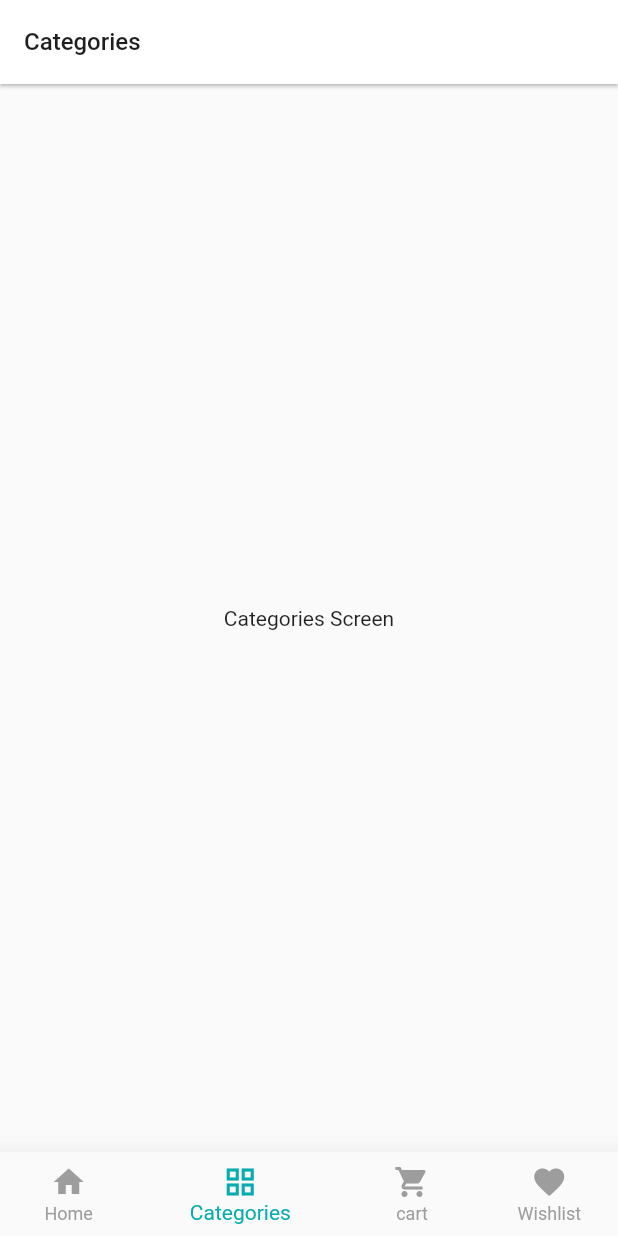
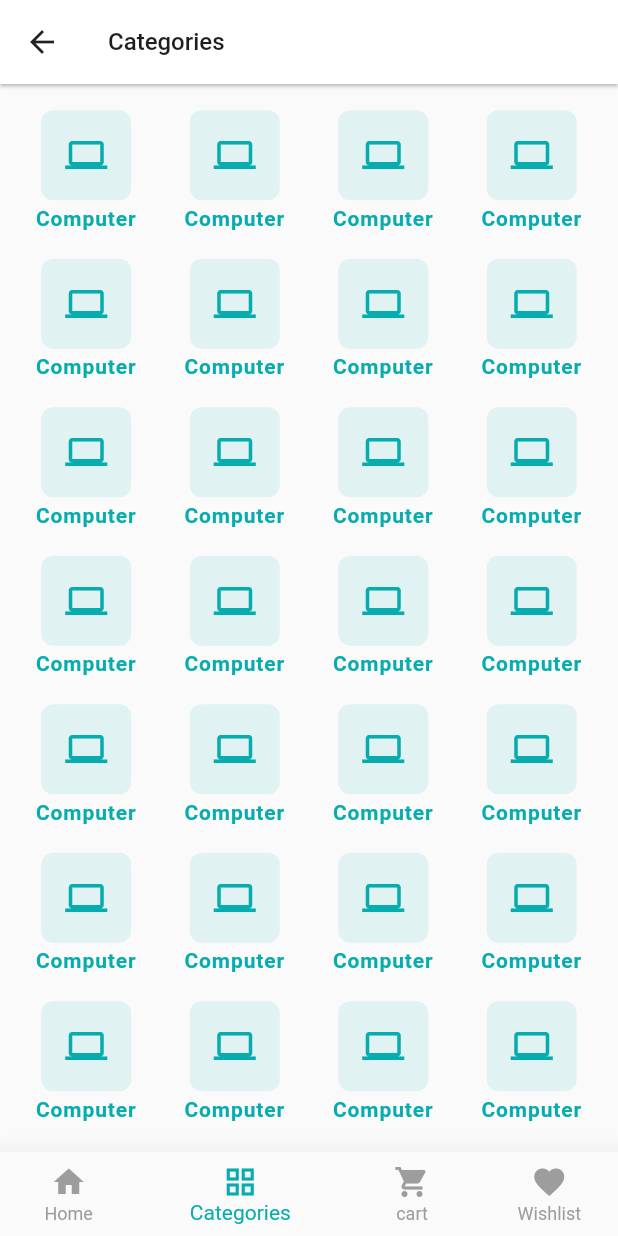
Before and after one commit to imranimo1989/ecommerce_project, a Flutter app: the screen it shows after launch, item 2 of the bottom bar chosen, on a phone screen of 412 x 824 dp. Run offline on Flutter 3.47's test engine with Material 2 defaults, Android fonts, the phone set to English and light mode, and no system bars; our stand-ins replace carousel_slider, get, pin_code_fields; network calls fail.

Commit message:
Home Screen and Categories Ui and GetX controller update

```diff
--- a/lib/main.dart
+++ b/lib/main.dart
@@ -1,3 +1,4 @@
+import 'package:ecommerce_project/ui/state_manager/bottom_navigation_bar_controller.dart';
 import 'package:ecommerce_project/ui/utils/app_colors.dart';
 import 'package:ecommerce_project/ui/utils/theme_builder.dart';
 import 'package:get/get.dart';
@@ -18,6 +19,7 @@ class CraftyBay extends StatelessWidget {
       defaultBrightness: Brightness.light,
       builder: ( context, brightness) {
         return GetMaterialApp(
+          initialBinding: GetXBindings(),
           debugShowCheckedModeBanner: false,
           //themeMode: ThemeMode.light,
 
@@ -61,3 +63,12 @@ class CraftyBay extends StatelessWidget {
     );
   }
 }
+
+class GetXBindings extends Bindings{
+  @override
+  void dependencies() {
+    Get.put(BottomNavigationBarController());
+  }
+
+
+}
--- a/lib/ui/screens/bottom_nav_bar_screen.dart
+++ b/lib/ui/screens/bottom_nav_bar_screen.dart
@@ -2,8 +2,10 @@ import 'package:ecommerce_project/ui/screens/cart_screen.dart';
 import 'package:ecommerce_project/ui/screens/categories_screen.dart';
 import 'package:ecommerce_project/ui/screens/home_screen.dart';
 import 'package:ecommerce_project/ui/screens/wishlist_screen.dart';
+import 'package:ecommerce_project/ui/state_manager/bottom_navigation_bar_controller.dart';
 import 'package:ecommerce_project/ui/utils/app_colors.dart';
 import 'package:flutter/material.dart';
+import 'package:get/get.dart';
 
 class BottomNavBarScreen extends StatefulWidget {
   const BottomNavBarScreen({Key? key}) : super(key: key);
@@ -13,46 +15,43 @@ class BottomNavBarScreen extends StatefulWidget {
 }
 
 class _BottomNavBarScreenState extends State<BottomNavBarScreen> {
-
-
-  final List<Widget> navScreenItem =[
-    const HomeScreen(),const CategoriesScreen(),const CartScreen(),const WishlistScreen()
+  final List<Widget> navScreenItem = [
+    const HomeScreen(),
+    const CategoriesScreen(),
+    const CartScreen(),
+    const WishlistScreen()
   ];
-
-  int selectedIndex = 0;
-
 
   @override
   Widget build(BuildContext context) {
-    return  Scaffold(
-      bottomNavigationBar: BottomNavigationBar(
-        currentIndex: selectedIndex,
-          onTap: (value){
-
-            if(mounted){
-              selectedIndex=value;
-              setState(() {
-
-              });
-            }
-
+    return Scaffold(
+      bottomNavigationBar: GetBuilder<BottomNavigationBarController>(
+          builder: (bottomNavigationBarController) {
+        return BottomNavigationBar(
+          currentIndex: bottomNavigationBarController.selectedIndex,
+          onTap: (value) {
+            bottomNavigationBarController.changeIndex(value);
           },
           selectedItemColor: primaryColor,
           unselectedItemColor: lightGreyColor,
           showUnselectedLabels: true,
           elevation: 16,
           items: const [
-          BottomNavigationBarItem(icon: Icon(Icons.home),label: "Home"),
-          BottomNavigationBarItem(icon: Icon(Icons.grid_view),label: "Categories"),
-          BottomNavigationBarItem(icon: Icon(Icons.shopping_cart),label: "cart"),
-          BottomNavigationBarItem(icon: Icon(Icons.favorite),label: "Wishlist"),
-
+            BottomNavigationBarItem(icon: Icon(Icons.home), label: "Home"),
+            BottomNavigationBarItem(
+                icon: Icon(Icons.grid_view), label: "Categories"),
+            BottomNavigationBarItem(
+                icon: Icon(Icons.shopping_cart), label: "cart"),
+            BottomNavigationBarItem(
+                icon: Icon(Icons.favorite), label: "Wishlist"),
           ],
-
-
-      ),
-      body: navScreenItem.elementAt(selectedIndex),
-
+        );
+      }),
+      body: GetBuilder<BottomNavigationBarController>(
+          builder: (bottomNavigationBarController) {
+        return navScreenItem
+            .elementAt(bottomNavigationBarController.selectedIndex);
+      }),
     );
   }
 }
--- a/lib/ui/screens/categories_screen.dart
+++ b/lib/ui/screens/categories_screen.dart
@@ -1,4 +1,8 @@
+import 'package:ecommerce_project/ui/state_manager/bottom_navigation_bar_controller.dart';
 import 'package:flutter/material.dart';
+
+import '../widgets/category_card_widget.dart';
+import 'package:get/get.dart';
 
 class CategoriesScreen extends StatelessWidget {
   const CategoriesScreen({Key? key}) : super(key: key);
@@ -7,10 +11,22 @@ class CategoriesScreen extends StatelessWidget {
   Widget build(BuildContext context) {
     return  Scaffold(
       appBar: AppBar(
-        title: Text("Categories"),
+        leading: IconButton(onPressed: () {
+          Get.find<BottomNavigationBarController>().backToHome();
+        }, icon: const Icon(Icons.arrow_back, color: Colors.black87,),
+
+        ),
+        title: const Text("Categories"),
       ),
 
 
-      body: Center(child: Text("Categories Screen"),),);
+      body: Padding(
+        padding: const EdgeInsets.all(8.0),
+        child: GridView.builder(
+            itemCount: 30,
+            gridDelegate: const SliverGridDelegateWithFixedCrossAxisCount(crossAxisCount: 4),  itemBuilder: (context, index){
+              return const CategoryCardWidget(categoryName: 'Computer',);
+        }),
+      ));
   }
 }
--- /dev/null
+++ b/lib/ui/state_manager/bottom_navigation_bar_controller.dart
@@ -0,0 +1,22 @@
+import 'package:get/get.dart';
+
+
+class BottomNavigationBarController extends GetxController{
+
+  int _selectedIndex =0;
+
+  int get selectedIndex => _selectedIndex;
+
+  void changeIndex(int index){
+    _selectedIndex = index;
+    update();
+
+  }
+  void backToHome(){
+    if(selectedIndex != 0 ){
+      _selectedIndex = 0;
+      update();
+    }
+  }
+
+}
```
Lines whose indentation alone changed are shown as unchanged.
